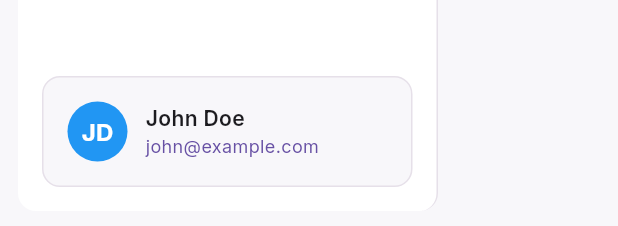
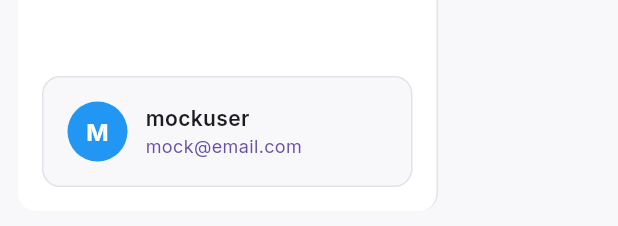
Before and after one commit to amankrmj01/capyapy_dashboard, a Flutter app: the ProjectDetailsSidebar widget shown alone on an empty page, opened directly with empty values, on a phone screen of 412 x 824 dp. Shown: the part 1007-1233 px from the top of the screen. Run offline on Flutter 3.47's test engine with Material 3 defaults, Android fonts, the phone set to English and light mode, and no system bars; our stand-ins replace equatable, fl_chart, flutter_bloc, font_awesome_flutter, get_it, go_router and 1 more.

Commit message:
update: user

```diff
--- a/lib/core/utils/export_utils.dart
+++ b/lib/core/utils/export_utils.dart
@@ -6,3 +6,4 @@ export 'package:flutter_bloc/flutter_bloc.dart';
 export 'package:go_router/go_router.dart';
 export '../di/services/service_locator.dart';
 export '../theme/theme_cubit.dart';
+export 'package:fl_chart/fl_chart.dart';
--- a/lib/presentation/pages/project_details/widgets/data_model_editor_dialog.dart
+++ b/lib/presentation/pages/project_details/widgets/data_model_editor_dialog.dart
@@ -1,6 +1,4 @@
-import 'package:flutter/material.dart';
-import 'package:google_fonts/google_fonts.dart';
-import '../../../../core/constants/app_colors.dart';
+import '../../../../core/utils/export_utils.dart';
 import '../../../../data/models/models.dart';
 
 class DataModelEditorDialog extends StatefulWidget {
--- a/lib/presentation/pages/project_details/widgets/document_editor_dialog.dart
+++ b/lib/presentation/pages/project_details/widgets/document_editor_dialog.dart
@@ -1,8 +1,5 @@
-import 'package:flutter/material.dart';
-import 'package:google_fonts/google_fonts.dart';
-import 'package:flutter_bloc/flutter_bloc.dart';
-import '../../../../core/constants/app_colors.dart';
 import '../../../../data/models/models.dart';
+import '../../../../core/utils/export_utils.dart';
 import '../../../bloc/collection/collection_bloc.dart';
 
 class DocumentEditorDialog extends StatefulWidget {
--- a/lib/presentation/pages/project_details/widgets/endpoint_editor_dialog.dart
+++ b/lib/presentation/pages/project_details/widgets/endpoint_editor_dialog.dart
@@ -1,6 +1,4 @@
-import 'package:flutter/material.dart';
-import 'package:google_fonts/google_fonts.dart';
-import '../../../../core/constants/app_colors.dart';
+import '../../../../core/utils/export_utils.dart';
 import '../../../../../data/models/models.dart';
 
 class EndpointEditorDialog extends StatefulWidget {
--- a/lib/presentation/pages/project_details/widgets/endpoint_stats.dart
+++ b/lib/presentation/pages/project_details/widgets/endpoint_stats.dart
@@ -1,6 +1,4 @@
-import 'package:capyapy_dashboard/core/constants/app_colors.dart';
-import 'package:flutter/material.dart';
-import 'package:google_fonts/google_fonts.dart';
+import '../../../../core/utils/export_utils.dart';
 import 'package:font_awesome_flutter/font_awesome_flutter.dart';
 import '../../../../data/models/models.dart';
 
--- a/lib/presentation/pages/project_details/widgets/endpoints_section.dart
+++ b/lib/presentation/pages/project_details/widgets/endpoints_section.dart
@@ -1,8 +1,4 @@
-import 'package:flutter/material.dart';
-import 'package:flutter_bloc/flutter_bloc.dart';
-import 'package:google_fonts/google_fonts.dart';
-import '../../../../core/constants/app_colors.dart';
-import '../../../../core/utils/k.showBlurredBackgroundGeneralDialog.dart';
+import '../../../../core/utils/export_utils.dart';
 import '../../../../data/models/models.dart';
 import '../../../bloc/project_details/project_details_bloc.dart';
 import 'endpoint_editor_dialog.dart';
--- a/lib/presentation/pages/project_details/widgets/project_details_sidebar.dart
+++ b/lib/presentation/pages/project_details/widgets/project_details_sidebar.dart
@@ -1,7 +1,5 @@
-import 'package:flutter/material.dart';
-import 'package:go_router/go_router.dart';
-import 'package:google_fonts/google_fonts.dart';
-import '../../../../core/constants/app_colors.dart';
+import '../../../../core/utils/export_utils.dart';
+import '../../../bloc/user/user_bloc.dart';
 
 class ProjectDetailsSidebar extends StatelessWidget {
   final int selectedIndex;
@@ -122,13 +120,35 @@ class ProjectDetailsSidebar extends StatelessWidget {
             ),
 
             // User Profile Section
-            Container(
+            BlocBuilder<UserBloc, UserState>(
+              builder: (context, state) {
+                if (state is UserLoading) {
+                  return Container(
+                    margin: const EdgeInsets.all(16),
+                    padding: const EdgeInsets.all(16),
+                    child: Center(child: CircularProgressIndicator()),
+                  );
+                } else if (state is UserLoaded) {
+                  final user = state.user;
+                  final initials = (user.username.isNotEmpty)
+                      ? user.username
+                            .trim()
+                            .split(' ')
+                            .map((e) => e.isNotEmpty ? e[0] : '')
+                            .take(2)
+                            .join()
+                            .toUpperCase()
+                      : '';
+                  return Container(
                     margin: const EdgeInsets.all(16),
                     padding: const EdgeInsets.all(16),
                     decoration: BoxDecoration(
                       color: AppColors.background(context),
                       borderRadius: BorderRadius.circular(12),
-                border: Border.all(color: AppColors.border(context), width: 1),
+                      border: Border.all(
+                        color: AppColors.border(context),
+                        width: 1,
+                      ),
                     ),
                     child: Row(
                       children: [
@@ -136,7 +156,7 @@ class ProjectDetailsSidebar extends StatelessWidget {
                           radius: 20,
                           backgroundColor: Colors.blue,
                           child: Text(
-                      'JD',
+                            initials,
                             style: GoogleFonts.inter(
                               color: Colors.white,
                               fontWeight: FontWeight.bold,
@@ -149,7 +169,7 @@ class ProjectDetailsSidebar extends StatelessWidget {
                             crossAxisAlignment: CrossAxisAlignment.start,
                             children: [
                               Text(
-                          'John Doe',
+                                user.username,
                                 style: GoogleFonts.inter(
                                   fontSize: 14,
                                   fontWeight: FontWeight.w600,
@@ -157,7 +177,7 @@ class ProjectDetailsSidebar extends StatelessWidget {
                                 ),
                               ),
                               Text(
-                          'john@example.com',
+                                user.email,
                                 style: GoogleFonts.inter(
                                   fontSize: 12,
                                   color: AppColors.textSecondary(context),
@@ -168,6 +188,24 @@ class ProjectDetailsSidebar extends StatelessWidget {
                         ),
                       ],
                     ),
+                  );
+                } else if (state is UserError) {
+                  return Container(
+                    margin: const EdgeInsets.all(16),
+                    padding: const EdgeInsets.all(16),
+                    child: Text(
+                      'Error loading user',
+                      style: GoogleFonts.inter(color: Colors.red),
+                    ),
+                  );
+                }
+                // Initial or other states
+                return Container(
+                  margin: const EdgeInsets.all(16),
+                  padding: const EdgeInsets.all(16),
+                  child: Text('No user info', style: GoogleFonts.inter()),
+                );
+              },
             ),
           ],
         ),
```
Also changed, not shown: lib/presentation/pages/projects/projects_page.dart (+2 -41 lines), lib/presentation/pages/projects/widgets/project_creation_wizard.dart (+5 -8 lines). Lines whose indentation alone changed are shown as unchanged.
